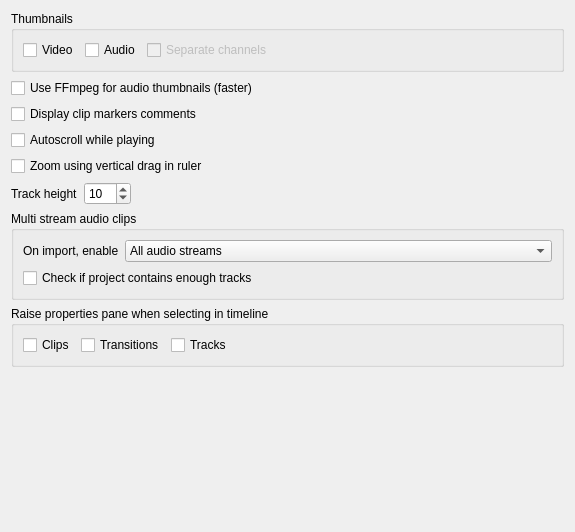
This is src/ui/configtimeline_ui.ui in KDE/kdenlive as Qt 5 draws it before an edit. The edited form follows.
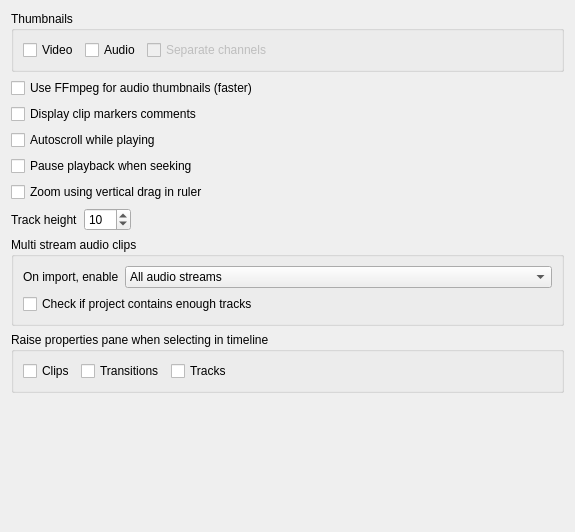
This is the edited form.

Commit message: Add option to not pause the playback while seeking

```diff
--- a/src/ui/configtimeline_ui.ui
+++ b/src/ui/configtimeline_ui.ui
@@ -11,7 +11,7 @@
    </rect>
   </property>
   <layout class="QGridLayout" name="gridLayout">
-   <item row="7" column="0" colspan="4">
+   <item row="8" column="0" colspan="4">
     <widget class="QGroupBox" name="groupBox_2">
      <property name="title">
       <string>Raise properties pane when selecting in timeline</string>
@@ -113,7 +113,7 @@
      </layout>
     </widget>
    </item>
-   <item row="6" column="0" colspan="4">
+   <item row="7" column="0" colspan="4">
     <widget class="QGroupBox" name="groupBox_3">
      <property name="title">
       <string>Multi stream audio clips</string>
@@ -168,7 +168,7 @@
      </property>
     </widget>
    </item>
-   <item row="5" column="0" colspan="4">
+   <item row="6" column="0" colspan="4">
     <layout class="QHBoxLayout" name="horizontalLayout_2">
      <item>
       <widget class="QLabel" name="label">
@@ -212,7 +212,14 @@
      </property>
     </widget>
    </item>
-   <item row="4" column="0" colspan="3">
+   <item row="4" column="0" colspan="4">
+    <widget class="QCheckBox" name="kcfg_pauseonseek">
+     <property name="text">
+      <string>Pause playback when seeking</string>
+     </property>
+    </widget>
+   </item>
+   <item row="5" column="0" colspan="3">
     <widget class="QCheckBox" name="kcfg_verticalzoom">
      <property name="text">
       <string>Zoom using vertical drag in ruler</string>
```
The commit also changes 4 other files.
